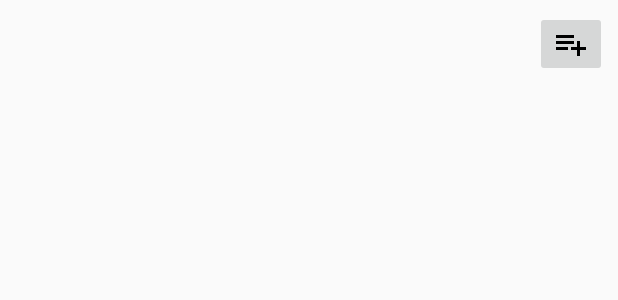
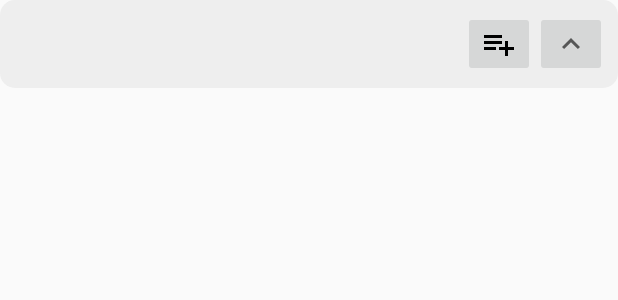
Before and after one commit to djsteinke/android_Lists, an Android app: the layout group_item.xml on its own in the app's theme, with its tools: preview values and no code run, on a phone screen of 412 x 824 dp. Shown: the top 300 px of the screen. Run offline under Robolectric (Android 15) with nearby library versions, the phone set to English and light mode, and no system bars.

Commit message:
MVP code

```diff
--- a/app/src/main/java/com/rn5/lists/ChangeListener.java
+++ b/app/src/main/java/com/rn5/lists/ChangeListener.java
@@ -2,7 +2,7 @@ package com.rn5.lists;
 
 public interface ChangeListener {
     void onCheckedChange(int position);
-    void onAdd(ListType listType, int pos);
+    void onAdd(ListType listType, int pos, boolean insert);
     void onTick();
     void onLoadComplete();
 }
--- a/app/src/main/java/com/rn5/lists/Constants.java
+++ b/app/src/main/java/com/rn5/lists/Constants.java
@@ -10,6 +10,7 @@ import java.io.BufferedReader;
 import java.io.BufferedWriter;
 import java.io.File;
 import java.io.FileInputStream;
+import java.io.FileNotFoundException;
 import java.io.FileWriter;
 import java.io.IOException;
 import java.io.InputStreamReader;
--- /dev/null
+++ b/app/src/main/res/drawable/ic_baseline_keyboard_arrow_up_24.xml
@@ -0,0 +1,10 @@
+<vector xmlns:android="http://schemas.android.com/apk/res/android"
+    android:width="24dp"
+    android:height="24dp"
+    android:viewportWidth="24"
+    android:viewportHeight="24"
+    android:tint="?attr/colorControlNormal">
+  <path
+      android:fillColor="@android:color/white"
+      android:pathData="M7.41,15.41L12,10.83l4.59,4.58L18,14l-6,-6 -6,6z"/>
+</vector>
--- a/app/src/main/res/layout/activity_main.xml
+++ b/app/src/main/res/layout/activity_main.xml
@@ -24,6 +24,7 @@
 
     <com.google.android.material.floatingactionbutton.FloatingActionButton
         android:id="@+id/fab"
+        android:visibility="gone"
         android:layout_width="wrap_content"
         android:layout_height="wrap_content"
         android:layout_gravity="bottom|end"
--- a/app/src/main/res/layout/content_main.xml
+++ b/app/src/main/res/layout/content_main.xml
@@ -7,8 +7,7 @@
     app:layout_behavior="@string/appbar_scrolling_view_behavior"
     tools:context=".MainActivity"
     tools:showIn="@layout/activity_main"
-    android:layout_margin="10dp"
-    android:background="@drawable/rounded_corner_rectangle">
+    android:layout_margin="10dp">
 
     <androidx.recyclerview.widget.RecyclerView
         android:id="@+id/recyclerView"
--- a/app/src/main/res/layout/group_item.xml
+++ b/app/src/main/res/layout/group_item.xml
@@ -3,7 +3,9 @@
     android:layout_width="match_parent"
     android:layout_height="wrap_content"
     xmlns:app="http://schemas.android.com/apk/res-auto"
-    android:padding="7dp">
+    android:padding="7dp"
+    android:layout_marginBottom="10dp"
+    android:background="@drawable/rounded_corner_rectangle">
     <TextView
         android:layout_width="wrap_content"
         android:layout_height="wrap_content"
@@ -14,13 +16,27 @@
         android:textSize="20sp"
         android:textColor="@color/black"
         android:textStyle=""/>
+    <TextView
+        android:id="@+id/item_count"
+        android:layout_width="wrap_content"
+        android:layout_height="wrap_content"
+        android:layout_marginStart="5dp"
+        app:layout_constraintStart_toEndOf="@id/group_title"
+        app:layout_constraintTop_toTopOf="@id/group_title"/>
     <androidx.appcompat.widget.AppCompatImageButton
         android:layout_width="wrap_content"
         android:layout_height="wrap_content"
         android:id="@+id/add_item"
+        app:layout_constraintEnd_toStartOf="@id/up_down"
+        app:layout_constraintTop_toTopOf="parent"
+        android:src="@drawable/ic_playlist_add_black_24dp"/>
+    <androidx.appcompat.widget.AppCompatImageButton
+        android:layout_width="wrap_content"
+        android:layout_height="wrap_content"
+        android:id="@+id/up_down"
         app:layout_constraintEnd_toEndOf="parent"
         app:layout_constraintTop_toTopOf="parent"
-        android:src="@drawable/ic_playlist_add_black_24dp"/>
+        android:src="@drawable/ic_baseline_keyboard_arrow_up_24"/>
     <androidx.recyclerview.widget.RecyclerView
         android:id="@+id/group_recycler"
         android:layout_width="match_parent"
--- a/app/src/main/res/layout/list_item.xml
+++ b/app/src/main/res/layout/list_item.xml
@@ -11,8 +11,8 @@
         android:layout_height="wrap_content"
         android:buttonTint="@color/gray_dark"
         app:layout_constraintStart_toStartOf="parent"
-        app:layout_constraintTop_toTopOf="@id/title"
-        app:layout_constraintBottom_toBottomOf="@id/description"/>
+        app:layout_constraintTop_toTopOf="parent"
+        app:layout_constraintBottom_toBottomOf="parent"/>
     <TextView
         android:id="@+id/title"
         android:layout_width="wrap_content"
@@ -20,6 +20,7 @@
         android:layout_marginStart="10dp"
         app:layout_constraintStart_toEndOf="@id/checkbox"
         app:layout_constraintTop_toTopOf="parent"
+        app:layout_constraintBottom_toTopOf="@id/description"
         android:textSize="16sp"
         android:textColor="@color/black"/>
     <TextView
@@ -27,5 +28,6 @@
         android:layout_width="wrap_content"
         android:layout_height="wrap_content"
         app:layout_constraintStart_toStartOf="@id/title"
+        app:layout_constraintTop_toBottomOf="@id/title"
         app:layout_constraintBottom_toBottomOf="parent"/>
 </androidx.constraintlayout.widget.ConstraintLayout>
--- a/app/src/main/res/values/strings.xml
+++ b/app/src/main/res/values/strings.xml
@@ -7,4 +7,5 @@
     <string name="title">Title</string>
     <string name="name">Name</string>
     <string name="description">Description</string>
+    <string name="add_group">Add List</string>
 </resources>
```
Also changed, not shown: app/src/main/java/com/rn5/lists/Alert.java (+8 -3 lines), app/src/main/java/com/rn5/lists/GroupAdapter.java (+49 -6 lines), app/src/main/java/com/rn5/lists/ItemAdapter.java (+15 -10 lines), app/src/main/java/com/rn5/lists/MainActivity.java (+5 -5 lines), app/src/main/java/com/rn5/lists/model/Group.java (+14 -1 lines), app/src/main/java/com/rn5/lists/model/Lists.java (+24 -0 lines), app/src/main/res/drawable/add_group.xml (added, +12 -0 lines), app/src/main/res/drawable/ic_baseline_add_24.xml (added, +10 -0 lines), app/src/main/res/drawable/ic_baseline_keyboard_arrow_down_24.xml (added, +10 -0 lines), app/src/main/res/drawable/ic_baseline_more_vert_24.xml (added, +10 -0 lines), app/src/main/res/drawable/ic_baseline_post_add_24.xml (added, +22 -0 lines), app/src/main/res/menu/menu_main.xml (+10 -3 lines).
